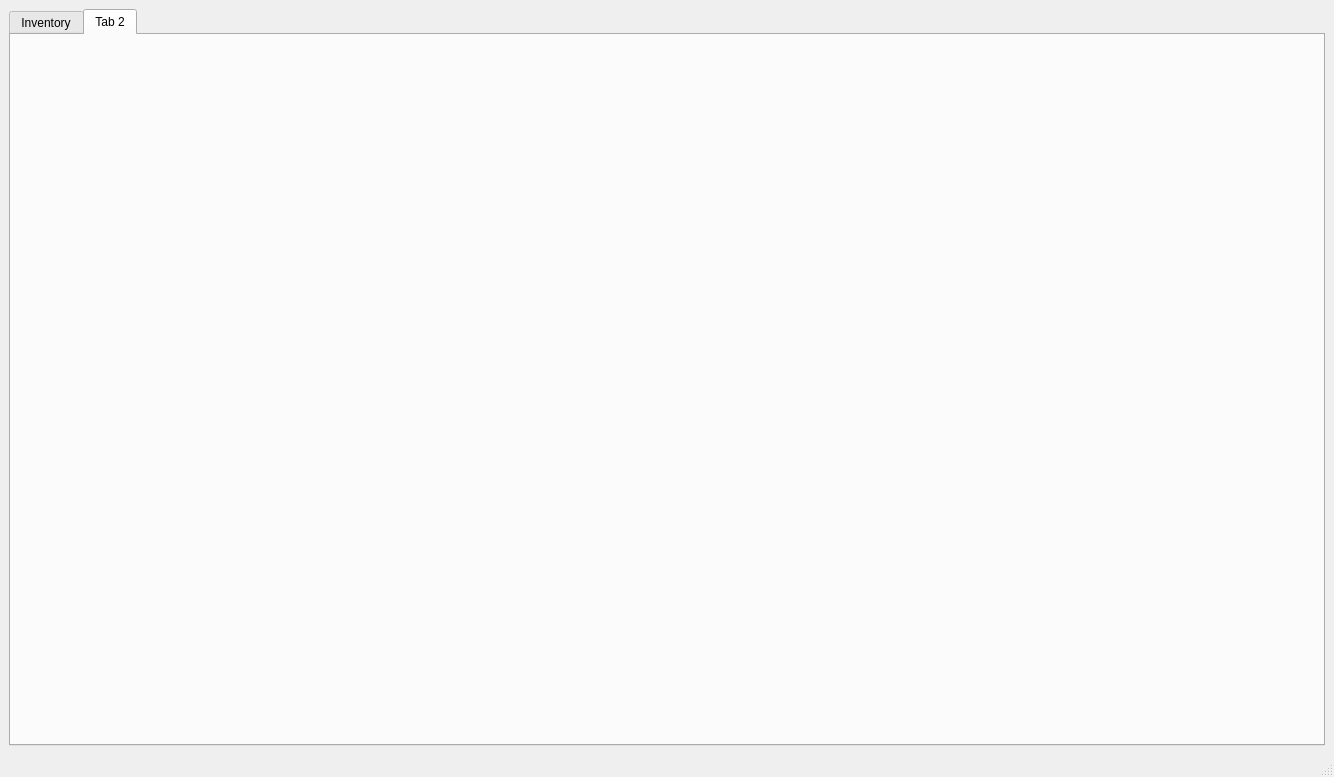
Before: the Qt Designer form src/ui/main_window.ui in Digon84/handcraft_cost_analyzer, drawn with Qt 5.
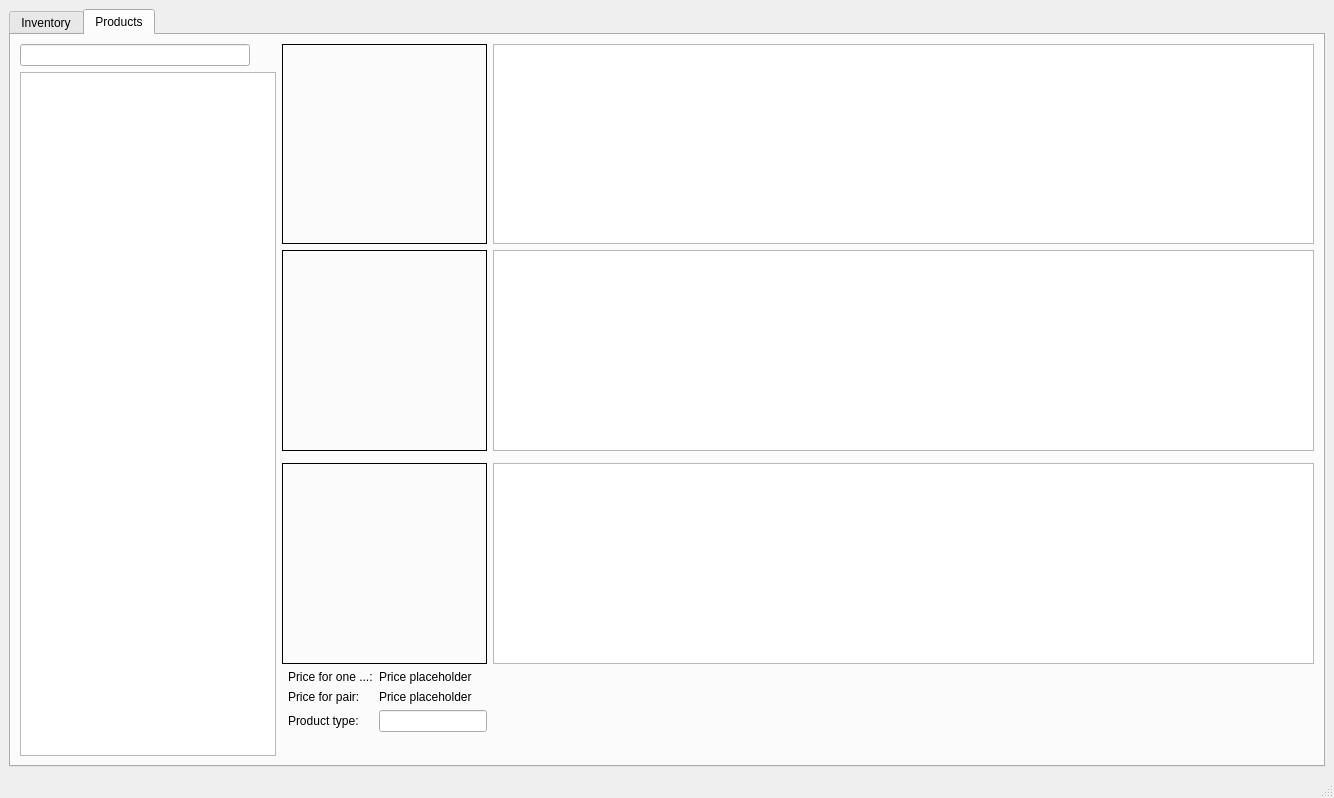
After: the same form once the commit is applied. The open tabs and pages were chosen to show the change. Icons and pictures are not drawn.

Commit message: Add ui for product tab

The edit to the form file:
```diff
--- a/src/ui/main_window.ui
+++ b/src/ui/main_window.ui
@@ -7,7 +7,7 @@
     <x>0</x>
     <y>0</y>
     <width>1334</width>
-    <height>777</height>
+    <height>797</height>
    </rect>
   </property>
   <property name="windowTitle">
@@ -67,8 +67,209 @@
       </widget>
       <widget class="QWidget" name="tab_2">
        <attribute name="title">
-        <string>Tab 2</string>
+        <string>Products</string>
        </attribute>
+       <layout class="QGridLayout" name="gridLayout_3">
+        <item row="0" column="0">
+         <layout class="QGridLayout" name="gridLayout_2">
+          <item row="5" column="1" colspan="2">
+           <widget class="QLabel" name="picture_2">
+            <property name="minimumSize">
+             <size>
+              <width>200</width>
+              <height>200</height>
+             </size>
+            </property>
+            <property name="frameShape">
+             <enum>QFrame::Box</enum>
+            </property>
+            <property name="text">
+             <string/>
+            </property>
+            <property name="pixmap">
+             <pixmap>../../assets/pictures/plus.png</pixmap>
+            </property>
+            <property name="alignment">
+             <set>Qt::AlignCenter</set>
+            </property>
+           </widget>
+          </item>
+          <item row="0" column="4" rowspan="3">
+           <widget class="QTableView" name="summary_table">
+            <property name="toolTip">
+             <string extracomment="test"/>
+            </property>
+            <property name="toolTipDuration">
+             <number>2</number>
+            </property>
+            <property name="whatsThis">
+             <string/>
+            </property>
+           </widget>
+          </item>
+          <item row="5" column="4">
+           <widget class="QTextEdit" name="comments"/>
+          </item>
+          <item row="3" column="4">
+           <widget class="QTableView" name="additional_table"/>
+          </item>
+          <item row="3" column="1" colspan="2">
+           <widget class="QLabel" name="picture_3">
+            <property name="minimumSize">
+             <size>
+              <width>200</width>
+              <height>200</height>
+             </size>
+            </property>
+            <property name="frameShape">
+             <enum>QFrame::Box</enum>
+            </property>
+            <property name="text">
+             <string/>
+            </property>
+            <property name="pixmap">
+             <pixmap>../../assets/pictures/plus.png</pixmap>
+            </property>
+            <property name="alignment">
+             <set>Qt::AlignCenter</set>
+            </property>
+           </widget>
+          </item>
+          <item row="0" column="1" rowspan="3" colspan="2">
+           <widget class="QLabel" name="picture_1">
+            <property name="minimumSize">
+             <size>
+              <width>200</width>
+              <height>200</height>
+             </size>
+            </property>
+            <property name="toolTip">
+             <string/>
+            </property>
+            <property name="toolTipDuration">
+             <number>-1</number>
+            </property>
+            <property name="whatsThis">
+             <string extracomment="test"/>
+            </property>
+            <property name="frameShape">
+             <enum>QFrame::Box</enum>
+            </property>
+            <property name="text">
+             <string/>
+            </property>
+            <property name="pixmap">
+             <pixmap>../../assets/pictures/plus.png</pixmap>
+            </property>
+            <property name="scaledContents">
+             <bool>false</bool>
+            </property>
+            <property name="alignment">
+             <set>Qt::AlignCenter</set>
+            </property>
+           </widget>
+          </item>
+          <item row="6" column="2">
+           <layout class="QGridLayout" name="gridLayout_4">
+            <item row="0" column="0">
+             <widget class="QLabel" name="price_for_piece_text">
+              <property name="text">
+               <string>Price for one ...:</string>
+              </property>
+             </widget>
+            </item>
+            <item row="1" column="0">
+             <widget class="QLabel" name="price_for_pair_text">
+              <property name="text">
+               <string>Price for pair:</string>
+              </property>
+             </widget>
+            </item>
+            <item row="1" column="1">
+             <widget class="QLabel" name="price_for_pair_value">
+              <property name="text">
+               <string>Price placeholder</string>
+              </property>
+             </widget>
+            </item>
+            <item row="0" column="1">
+             <widget class="QLabel" name="price_for_piece_value">
+              <property name="text">
+               <string>Price placeholder</string>
+              </property>
+             </widget>
+            </item>
+            <item row="2" column="0">
+             <widget class="QLabel" name="product_type_label">
+              <property name="text">
+               <string>Product type:</string>
+              </property>
+             </widget>
+            </item>
+            <item row="2" column="1">
+             <widget class="QLineEdit" name="product_type_line_edit">
+              <property name="sizePolicy">
+               <sizepolicy hsizetype="Fixed" vsizetype="Fixed">
+                <horstretch>0</horstretch>
+                <verstretch>0</verstretch>
+               </sizepolicy>
+              </property>
+             </widget>
+            </item>
+           </layout>
+          </item>
+          <item row="1" column="0" rowspan="10">
+           <widget class="QTreeView" name="treeView">
+            <property name="sizePolicy">
+             <sizepolicy hsizetype="Fixed" vsizetype="Expanding">
+              <horstretch>0</horstretch>
+              <verstretch>0</verstretch>
+             </sizepolicy>
+            </property>
+            <property name="minimumSize">
+             <size>
+              <width>200</width>
+              <height>0</height>
+             </size>
+            </property>
+           </widget>
+          </item>
+          <item row="0" column="0">
+           <layout class="QGridLayout" name="gridLayout_5">
+            <property name="sizeConstraint">
+             <enum>QLayout::SetDefaultConstraint</enum>
+            </property>
+            <item row="0" column="1">
+             <widget class="QLabel" name="label">
+              <property name="maximumSize">
+               <size>
+                <width>20</width>
+                <height>22</height>
+               </size>
+              </property>
+              <property name="text">
+               <string/>
+              </property>
+              <property name="pixmap">
+               <pixmap>../../assets/pictures/magnifier.png</pixmap>
+              </property>
+             </widget>
+            </item>
+            <item row="0" column="0">
+             <widget class="QLineEdit" name="lineEdit">
+              <property name="sizePolicy">
+               <sizepolicy hsizetype="Ignored" vsizetype="Fixed">
+                <horstretch>0</horstretch>
+                <verstretch>0</verstretch>
+               </sizepolicy>
+              </property>
+             </widget>
+            </item>
+           </layout>
+          </item>
+         </layout>
+        </item>
+       </layout>
       </widget>
      </widget>
     </item>
```
Left out of the diff: 46 changed lines with no effect on the pictures. The commit also changes 5 other files.
